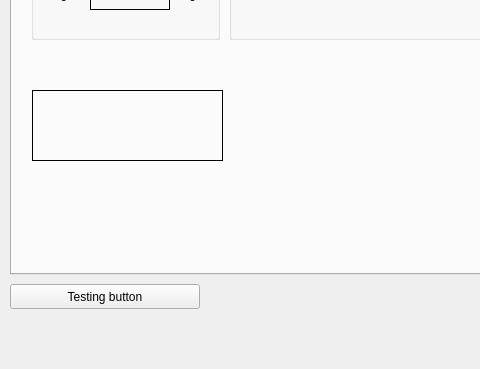
The window that nicos_ess/estia/gui/panels/ui_files/hexapod.ui (ess-dmsc/nicos) describes before a commit, drawn with Qt 5; both pictures show x 0 to 480 and y 416 to 785 of the 1108 by 992 pixel window.
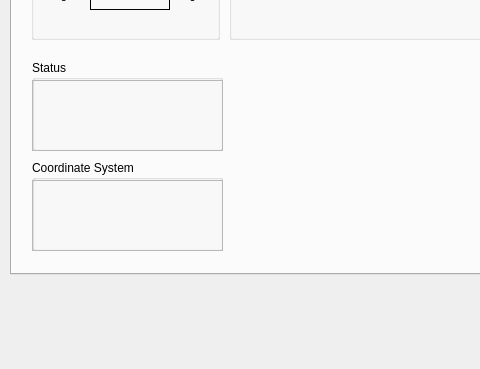
The same window after the commit.

Commit message: add status and coordinate system state(s)

What changed in the file:
```diff
--- a/nicos_ess/estia/gui/panels/ui_files/hexapod.ui
+++ b/nicos_ess/estia/gui/panels/ui_files/hexapod.ui
@@ -1213,34 +1213,92 @@
       </item>
      </layout>
     </widget>
+    <widget class="QGroupBox" name="statusBox">
+     <property name="geometry">
+      <rect>
+       <x>20</x>
+       <y>380</y>
+       <width>191</width>
+       <height>91</height>
+      </rect>
+     </property>
+     <property name="title">
+      <string>Status</string>
+     </property>
     <widget class="QLabel" name="hexStatus">
      <property name="geometry">
       <rect>
-       <x>20</x>
-       <y>410</y>
+        <x>0</x>
+        <y>20</y>
        <width>191</width>
        <height>71</height>
       </rect>
      </property>
      <property name="frameShape">
-      <enum>QFrame::Panel</enum>
+       <enum>QFrame::StyledPanel</enum>
+      </property>
+      <property name="frameShadow">
+       <enum>QFrame::Sunken</enum>
+      </property>
+      <property name="lineWidth">
+       <number>0</number>
      </property>
      <property name="text">
       <string>&lt;html&gt;&lt;head/&gt;&lt;body&gt;&lt;p&gt;&lt;br/&gt;&lt;/p&gt;&lt;/body&gt;&lt;/html&gt;</string>
      </property>
+      <property name="alignment">
+       <set>Qt::AlignCenter</set>
+      </property>
+      <property name="wordWrap">
+       <bool>true</bool>
+      </property>
+     </widget>
+    </widget>
+    <widget class="QGroupBox" name="coordBox">
+     <property name="geometry">
+      <rect>
+       <x>20</x>
+       <y>480</y>
+       <width>191</width>
+       <height>91</height>
+      </rect>
+     </property>
+     <property name="title">
+      <string>Coordinate System</string>
+     </property>
+     <widget class="QLabel" name="coordSyst">
+      <property name="geometry">
+       <rect>
+        <x>0</x>
+        <y>20</y>
+        <width>191</width>
+        <height>71</height>
+       </rect>
+      </property>
+      <property name="frameShape">
+       <enum>QFrame::StyledPanel</enum>
+      </property>
+      <property name="frameShadow">
+       <enum>QFrame::Sunken</enum>
+      </property>
+      <property name="text">
+       <string/>
+      </property>
+      <property name="alignment">
+       <set>Qt::AlignCenter</set>
+      </property>
+     </widget>
     </widget>
    </widget>
    <widget class="QWidget" name="expTab">
     <attribute name="title">
      <string>Expert Control</string>
     </attribute>
-   </widget>
-  </widget>
   <widget class="QPushButton" name="butTest">
    <property name="geometry">
     <rect>
      <x>10</x>
-     <y>700</y>
+       <y>20</y>
      <width>190</width>
      <height>25</height>
     </rect>
@@ -1257,6 +1315,8 @@
    <property name="flat">
     <bool>false</bool>
    </property>
+    </widget>
+   </widget>
   </widget>
   <action name="actionReference_drive">
    <property name="text">
```
Lines whose indentation alone changed are shown as unchanged. The commit also changes 2 other files.
